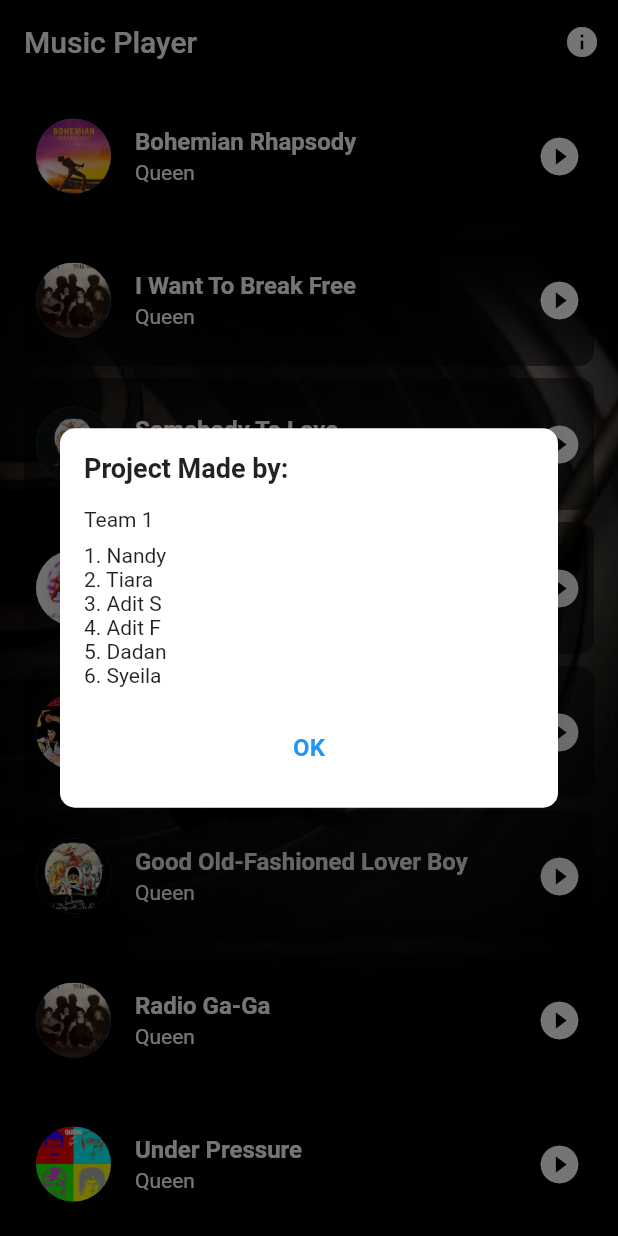
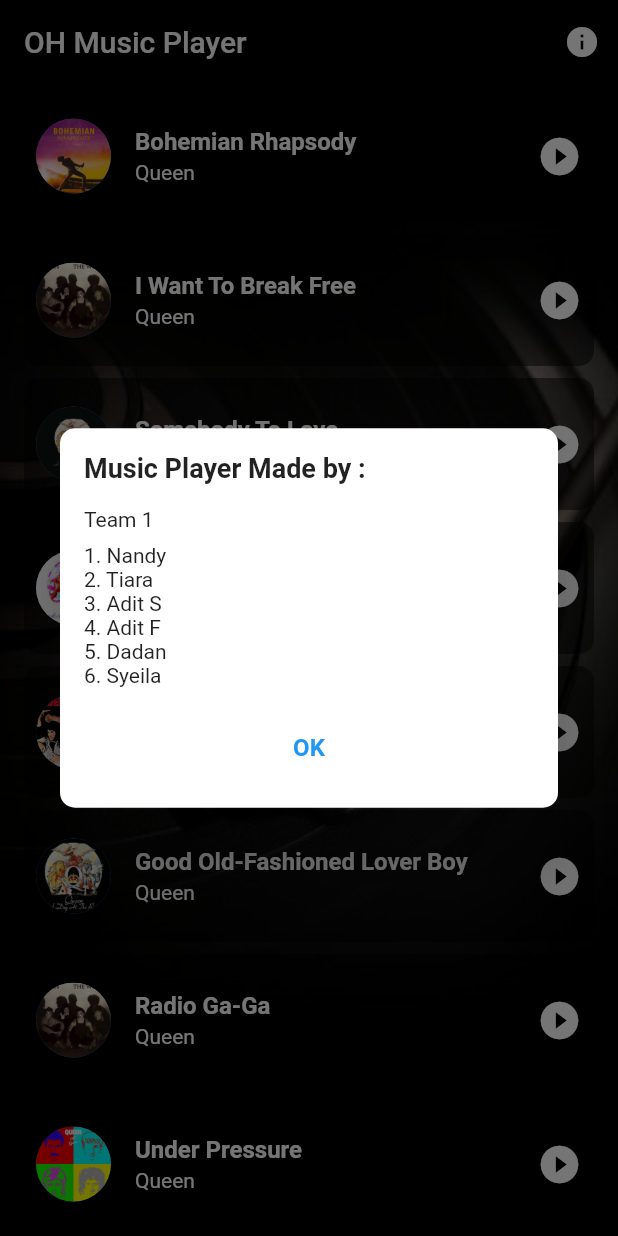
Before and after one commit to NnnnnnD/Music-Player.app, a Flutter app: the screen it shows after launch, after a tap on the "info" icon, on a phone screen of 412 x 824 dp. Run offline on Flutter 3.47's test engine with Material 2 defaults, Android fonts, the phone set to English and light mode, and no system bars; our stand-ins replace audioplayers.

Commit message:
updated some UI

```diff
--- a/lib/MyApp/music_list.dart
+++ b/lib/MyApp/music_list.dart
@@ -4,7 +4,7 @@ import 'music_player.dart';
 
 class MusicListPage extends StatelessWidget {
   final List<Music> musicList = [
-    Music('Bohemian Rhapsody', 'Queen', 'assets/images/Cover1.jpeg', 'assets/audio/Bohemian Rhapsody.mp3'),
+    Music('Bohemian Rhapsody', 'Queen', 'assets/images/Cover1.jpeg', 'assets/audio/Queen1.mp3'),
     Music('I Want To Break Free', 'Queen', 'assets/images/Cover2.jpeg','assets/audio/Don\'t Stop Me Now.mp3'),
     Music('Somebody To Love', 'Queen', 'assets/images/Cover3.jpeg','assets/audio/Good Old Fashioned Lover Boy'),
     Music('Love Of My Life', 'Queen', 'assets/images/Cover4.jpeg','assets/audio/I Want to Break Free'),
@@ -14,7 +14,6 @@ class MusicListPage extends StatelessWidget {
     Music('Under Pressure', 'Queen', 'assets/images/Cover8.jpeg','assets/audio/Somebody To Love'),
     Music('We Will Rock You', 'Queen', 'assets/images/Cover9.jpeg','assets/audio/Under Pressure'),
     Music("Don't Stop Me Now", 'Queen', 'assets/images/Cover10.jpeg','assets/audio/We Will Rock You'),
-
   ];
 
   @override
@@ -22,7 +21,7 @@ class MusicListPage extends StatelessWidget {
     return Scaffold(
       appBar: AppBar(
         backgroundColor: Colors.black,
-        title: Text('Music Player'),
+        title: Text('OH Music Player'),
         actions: [
   IconButton(
     icon: Icon(Icons.info),
@@ -41,7 +40,7 @@ class MusicListPage extends StatelessWidget {
                 mainAxisSize: MainAxisSize.min,
                 children: [
                   Text(
-                    'Project Made by:',
+                    'Music Player Made by :',
                     style: TextStyle(
                       fontSize: 18.0,
                       fontWeight: FontWeight.bold,
```
Also changed, not shown: pubspec.yaml (+2 -26 lines), lib/MyApp/music_player.dart (line endings or trailing spaces), lib/main.dart (line endings or trailing spaces), 1 other file.
